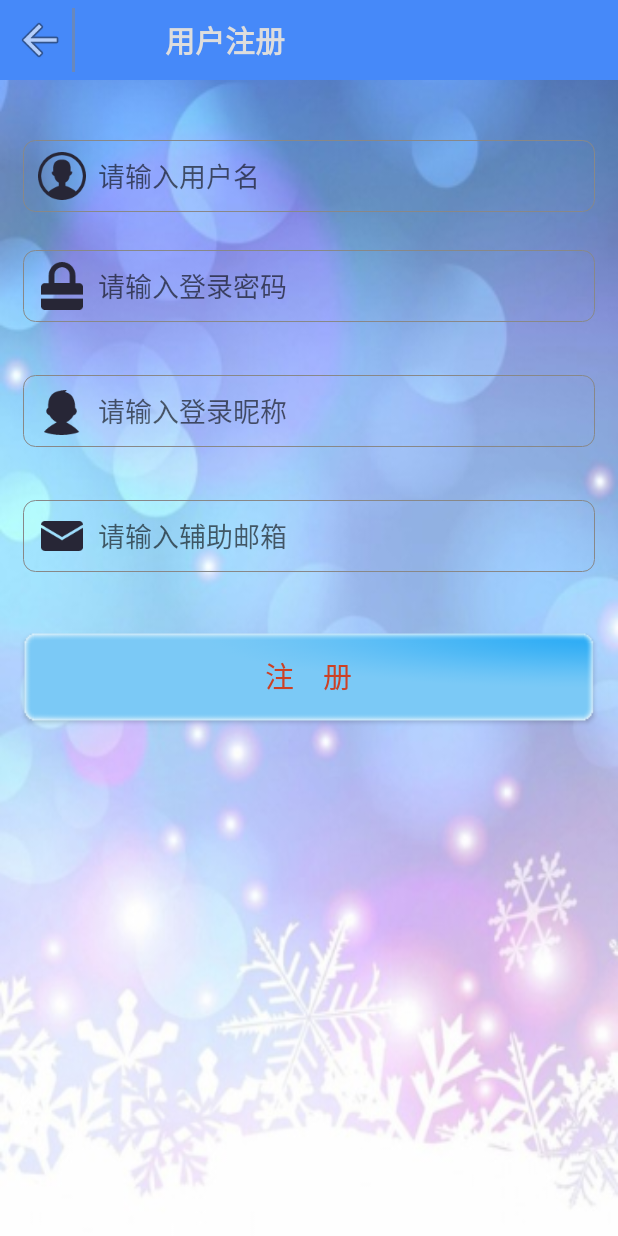
After one commit to 1004145468/FaceAuth, an Android app: the RegeistActivity screen opened directly, with no data from a screen before it, on a phone screen of 412 x 824 dp. The commit adds this screen. Run offline under Robolectric (Android 15) with nearby library versions, the phone set to English and light mode, and no system bars.

Commit message:
实现了注册界面的布局

```diff
--- a/FaceAuth/app/src/main/AndroidManifest.xml
+++ b/FaceAuth/app/src/main/AndroidManifest.xml
@@ -18,7 +18,9 @@
                 <category android:name="android.intent.category.LAUNCHER" />
             </intent-filter>
         </activity>
-        <activity android:name=".FaceLoginActivity"></activity>
+        <activity android:name=".FaceLoginActivity" />
+        <activity android:name=".RegeistActivity" />
+        <activity android:name=".base.BaseActivity"></activity>
     </application>
 
 </manifest>
--- a/FaceAuth/app/src/main/java/com/xtu/faceauth/MainActivity.java
+++ b/FaceAuth/app/src/main/java/com/xtu/faceauth/MainActivity.java
@@ -9,14 +9,11 @@ import android.view.MotionEvent;
 import android.view.View;
 import android.widget.CheckBox;
 import android.widget.EditText;
-import android.widget.TextView;
 
 public class MainActivity extends AppCompatActivity implements View.OnTouchListener {
 
-    private Toolbar toolbar;
     private EditText mUserText,mPsdText;
     private CheckBox mRemenberBox;
-    private TextView mRegUser;
     private View rootView;
 
     @Override
@@ -33,15 +30,20 @@ public class MainActivity extends AppCompatActivity implements View.OnTouchListe
         mUserText = (EditText) findViewById(R.id.id_user);
         mPsdText = (EditText) findViewById(R.id.id_password);
         mRemenberBox = (CheckBox) findViewById(R.id.id_remenberInfo);
-        mRegUser = (TextView) findViewById(R.id.id_reguser);
         rootView.setOnTouchListener(this);
     }
 
     private void initToolBar() {
-        toolbar = (Toolbar) findViewById(R.id.id_toolbar);
+        Toolbar toolbar = (Toolbar) findViewById(R.id.id_toolbar);
         setSupportActionBar(toolbar);
         AppBarLayout appBarLayout = (AppBarLayout) findViewById(R.id.id_toorbarinclude);
         appBarLayout.setExpanded(false);
+    }
+
+    //注册用户
+    public void onRegist(View view){
+        Intent intent = new Intent(this,RegeistActivity.class);
+        startActivity(intent);
     }
 
     //用户登录
--- /dev/null
+++ b/FaceAuth/app/src/main/java/com/xtu/faceauth/RegeistActivity.java
@@ -0,0 +1,34 @@
+package com.xtu.faceauth;
+
+import android.os.Bundle;
+import android.view.View;
+import android.widget.EditText;
+import android.widget.TextView;
+
+import com.xtu.faceauth.base.BaseActivity;
+
+public class RegeistActivity extends BaseActivity {
+
+    //注册用户名 ，密码，昵称，邮箱
+    private EditText mUserText,mPswText,mNickText,mEmailText;
+    @Override
+    protected void onCreate(Bundle savedInstanceState) {
+        super.onCreate(savedInstanceState);
+        setContentView(R.layout.activity_regeist);
+        initViews();
+    }
+
+    private void initViews() {
+        TextView titleView = (TextView) findViewById(R.id.id_activity_title);
+        titleView.setText("用户注册");
+        mUserText = (EditText) findViewById(R.id.id_username);
+        mPswText = (EditText) findViewById(R.id.id_password);
+        mNickText = (EditText) findViewById(R.id.id_nickname);
+        mEmailText = (EditText) findViewById(R.id.id_email);
+    }
+
+    //点击注册按钮
+    public void onRegist(View view){
+
+    }
+}
--- /dev/null
+++ b/FaceAuth/app/src/main/java/com/xtu/faceauth/base/BaseActivity.java
@@ -0,0 +1,17 @@
+package com.xtu.faceauth.base;
+
+import android.os.Bundle;
+import android.support.v7.app.AppCompatActivity;
+import android.view.View;
+
+public class BaseActivity extends AppCompatActivity {
+
+    @Override
+    protected void onCreate(Bundle savedInstanceState) {
+        super.onCreate(savedInstanceState);
+    }
+
+    public void onBack(View view){
+        finish();
+    }
+}
--- /dev/null
+++ b/FaceAuth/app/src/main/res/drawable/regeist_btn.xml
@@ -0,0 +1,5 @@
+<?xml version="1.0" encoding="utf-8"?>
+<selector xmlns:android="http://schemas.android.com/apk/res/android" >
+    <item android:state_pressed="true" android:drawable="@drawable/colorspan_3"></item>
+	<item android:drawable="@drawable/colorspan_2"></item>
+</selector>
--- a/FaceAuth/app/src/main/res/layout/activity_main.xml
+++ b/FaceAuth/app/src/main/res/layout/activity_main.xml
@@ -98,6 +98,7 @@
                 android:layout_marginLeft="20dp"
                 android:layout_marginRight="20dp"
                 android:layout_marginTop="340dp"
+                android:textSize="19sp"
                 android:text="@string/login_btnText"
                 android:textColor="@color/hintext"
                 android:onClick="onLogin"/>
@@ -113,7 +114,8 @@
                 android:padding="8dp"
                 android:layout_alignParentBottom="true"
                 android:layout_marginBottom="30dp"
-                android:layout_marginLeft="20dp"/>
+                android:layout_marginLeft="20dp"
+                android:onClick="onRegist"/>
 
         </RelativeLayout>
     </android.support.v4.widget.NestedScrollView>
--- /dev/null
+++ b/FaceAuth/app/src/main/res/layout/activity_regeist.xml
@@ -0,0 +1,72 @@
+<?xml version="1.0" encoding="utf-8"?>
+<LinearLayout
+    xmlns:android="http://schemas.android.com/apk/res/android"
+    android:layout_width="match_parent"
+    android:layout_height="match_parent"
+    android:background="@mipmap/regeist_bg"
+    android:orientation="vertical"
+    >
+
+    <include layout="@layout/activity_title" />
+
+    <EditText
+        android:id="@+id/id_username"
+        android:layout_width="match_parent"
+        android:layout_height="wrap_content"
+        android:layout_marginTop="40dp"
+        android:hint="@string/login_user"
+        android:drawableLeft="@mipmap/user"
+        android:drawablePadding="8dp"
+        android:background="@drawable/edit"
+        style="@style/regeisteditstyle"
+        />
+
+    <EditText
+        android:id="@+id/id_password"
+        android:layout_width="match_parent"
+        android:layout_height="wrap_content"
+        android:layout_marginTop="25dp"
+        android:hint="@string/login_password"
+        android:drawableLeft="@mipmap/password"
+        android:drawablePadding="8dp"
+        android:background="@drawable/edit"
+        style="@style/regeisteditstyle"
+        />
+
+    <EditText
+    android:id="@+id/id_nickname"
+    android:layout_width="match_parent"
+    android:layout_height="wrap_content"
+    android:layout_marginTop="35dp"
+    android:hint="@string/regeist_nick"
+    android:drawableLeft="@mipmap/nickname"
+    android:drawablePadding="8dp"
+    android:background="@drawable/edit"
+    style="@style/regeisteditstyle"
+    />
+
+    <EditText
+        android:id="@+id/id_email"
+        android:layout_width="match_parent"
+        android:layout_height="wrap_content"
+        android:layout_marginTop="35dp"
+        android:hint="@string/regist_email"
+        android:drawableLeft="@mipmap/email"
+        android:drawablePadding="8dp"
+        android:background="@drawable/edit"
+        style="@style/regeisteditstyle"
+        />
+
+    <Button
+        android:layout_width="match_parent"
+        android:layout_height="wrap_content"
+        android:background="@drawable/regeist_btn"
+        android:layout_marginLeft="15dp"
+        android:layout_marginRight="15dp"
+        android:layout_marginTop="40dp"
+        android:textColor="@color/hintext"
+        android:textSize="19sp"
+        android:text="@string/regeist"
+        android:onClick="onRegist"/>
+
+</LinearLayout>
--- /dev/null
+++ b/FaceAuth/app/src/main/res/layout/activity_title.xml
@@ -0,0 +1,33 @@
+<?xml version="1.0" encoding="utf-8"?>
+<LinearLayout xmlns:android="http://schemas.android.com/apk/res/android"
+    android:layout_width="match_parent"
+    android:layout_height="wrap_content"
+    android:background="#4689f9"
+    android:orientation="horizontal"
+    android:padding="5dp"
+    >
+
+    <ImageView
+        android:layout_width="wrap_content"
+        android:layout_height="wrap_content"
+        android:clickable="true"
+        android:onClick="onBack"
+        android:padding="5dp"
+        android:src="@mipmap/ic_menu_back"/>
+
+    <View
+        android:layout_width="2dp"
+        android:layout_height="match_parent"
+        android:background="#8888"/>
+
+    <TextView
+        android:id="@+id/id_activity_title"
+        android:layout_width="wrap_content"
+        android:layout_height="wrap_content"
+        android:layout_gravity="center_vertical"
+        android:layout_marginLeft="60dp"
+        android:textColor="#ddd"
+        android:textSize="20sp"
+        android:textStyle="bold" />
+
+</LinearLayout>
--- a/FaceAuth/app/src/main/res/values/strings.xml
+++ b/FaceAuth/app/src/main/res/values/strings.xml
@@ -2,8 +2,12 @@
     <string name="app_name">图言</string>
     <string name="login_user">请输入用户名</string>
     <string name="login_password">请输入登录密码</string>
+    <string name="regeist_nick">请输入登录昵称</string>
+    <string name="regist_msg">请输入个性签名</string>
+    <string name="regist_email">请输入辅助邮箱</string>
     <string name="login_btnText">登　录</string>
     <string name="login_renemberText">自动登录</string>
     <string name="login_reguser">点我进行注册</string>
     <string name="cameraisnull">未检测到您的手机前置摄像头</string>
+    <string name="regeist">注　册</string>
 </resources>
--- a/FaceAuth/app/src/main/res/values/styles.xml
+++ b/FaceAuth/app/src/main/res/values/styles.xml
@@ -19,9 +19,14 @@
 
 
     <style name="logineditstyle">
+        <item name="android:textColor">#fff</item>
         <item name="android:layout_marginRight">30dp</item>
         <item name="android:layout_marginLeft">30dp</item>
         <item name="android:singleLine">true</item>
     </style>
 
+    <style name="regeisteditstyle" parent="logineditstyle">
+        <item name="android:layout_marginRight">15dp</item>
+        <item name="android:layout_marginLeft">15dp</item>
+    </style>
 </resources>
```
Also changed, not shown: FaceAuth/app/src/main/res/drawable/colorspan_2.9.png (added), FaceAuth/app/src/main/res/drawable/colorspan_3.9.png (added), FaceAuth/app/src/main/res/mipmap-xhdpi/email.png (added), FaceAuth/app/src/main/res/mipmap-xhdpi/ic_menu_back.png (added), FaceAuth/app/src/main/res/mipmap-xhdpi/nickname.png (added), FaceAuth/app/src/main/res/mipmap-xhdpi/regeist_bg.jpg (added).
